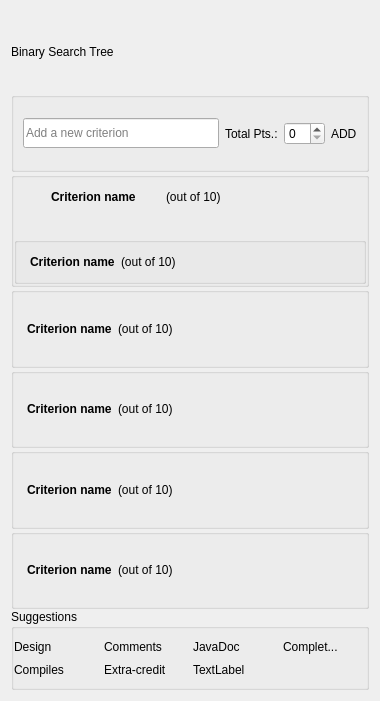
First picture: the form in TurboGrade/ui/rubricview.ui, repository wassgha/TurboGrade, before the edit.
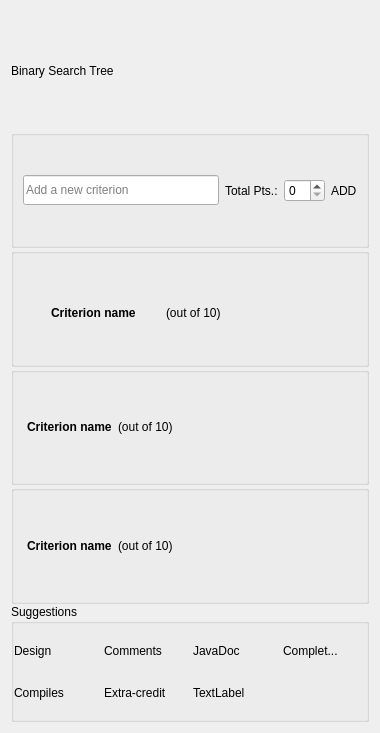
Second picture: the form after the edit. Icons and pictures are not drawn.

Commit message: Added form for general comments

Patch:
```diff
--- a/TurboGrade/ui/rubricview.ui
+++ b/TurboGrade/ui/rubricview.ui
@@ -7,11 +7,11 @@
     <x>0</x>
     <y>0</y>
     <width>380</width>
-    <height>701</height>
+    <height>733</height>
    </rect>
   </property>
   <property name="sizePolicy">
-   <sizepolicy hsizetype="Preferred" vsizetype="Preferred">
+   <sizepolicy hsizetype="Preferred" vsizetype="Fixed">
     <horstretch>0</horstretch>
     <verstretch>0</verstretch>
    </sizepolicy>
@@ -273,108 +273,6 @@
         </item>
        </layout>
       </item>
-      <item>
-       <widget class="QGroupBox" name="groupBox_3">
-        <property name="title">
-         <string/>
-        </property>
-        <property name="flat">
-         <bool>true</bool>
-        </property>
-        <layout class="QVBoxLayout" name="verticalLayout_2">
-         <property name="leftMargin">
-          <number>0</number>
-         </property>
-         <property name="rightMargin">
-          <number>0</number>
-         </property>
-         <item>
-          <layout class="QHBoxLayout" name="horizontalLayout_3">
-           <item>
-            <widget class="QLabel" name="label_7">
-             <property name="sizePolicy">
-              <sizepolicy hsizetype="Fixed" vsizetype="Fixed">
-               <horstretch>0</horstretch>
-               <verstretch>0</verstretch>
-              </sizepolicy>
-             </property>
-             <property name="maximumSize">
-              <size>
-               <width>16</width>
-               <height>16</height>
-              </size>
-             </property>
-             <property name="text">
-              <string/>
-             </property>
-             <property name="pixmap">
-              <pixmap resource="resources.qrc">:/misc/res/circle.png</pixmap>
-             </property>
-             <property name="scaledContents">
-              <bool>true</bool>
-             </property>
-            </widget>
-           </item>
-           <item>
-            <widget class="QLabel" name="label_2">
-             <property name="font">
-              <font>
-               <weight>75</weight>
-               <bold>true</bold>
-              </font>
-             </property>
-             <property name="text">
-              <string>Criterion name</string>
-             </property>
-            </widget>
-           </item>
-           <item>
-            <widget class="QLabel" name="label_8">
-             <property name="text">
-              <string>(out of 10)</string>
-             </property>
-            </widget>
-           </item>
-           <item>
-            <spacer name="horizontalSpacer_2">
-             <property name="orientation">
-              <enum>Qt::Horizontal</enum>
-             </property>
-             <property name="sizeHint" stdset="0">
-              <size>
-               <width>40</width>
-               <height>20</height>
-              </size>
-             </property>
-            </spacer>
-           </item>
-           <item>
-            <widget class="QLabel" name="label_9">
-             <property name="maximumSize">
-              <size>
-               <width>16</width>
-               <height>16</height>
-              </size>
-             </property>
-             <property name="cursor">
-              <cursorShape>PointingHandCursor</cursorShape>
-             </property>
-             <property name="text">
-              <string/>
-             </property>
-             <property name="pixmap">
-              <pixmap resource="resources.qrc">:/misc/res/delete.png</pixmap>
-             </property>
-             <property name="scaledContents">
-              <bool>true</bool>
-             </property>
-            </widget>
-           </item>
-          </layout>
-         </item>
-        </layout>
-       </widget>
-      </item>
      </layout>
     </widget>
    </item>
@@ -483,216 +381,6 @@
      </layout>
     </widget>
    </item>
-   <item>
-    <widget class="QGroupBox" name="groupBox_5">
-     <property name="title">
-      <string/>
-     </property>
-     <property name="flat">
-      <bool>true</bool>
-     </property>
-     <layout class="QVBoxLayout" name="verticalLayout_4">
-      <property name="leftMargin">
-       <number>0</number>
-      </property>
-      <property name="rightMargin">
-       <number>0</number>
-      </property>
-      <item>
-       <layout class="QHBoxLayout" name="horizontalLayout_5">
-        <item>
-         <widget class="QLabel" name="label_14">
-          <property name="sizePolicy">
-           <sizepolicy hsizetype="Fixed" vsizetype="Fixed">
-            <horstretch>0</horstretch>
-            <verstretch>0</verstretch>
-           </sizepolicy>
-          </property>
-          <property name="maximumSize">
-           <size>
-            <width>16</width>
-            <height>16</height>
-           </size>
-          </property>
-          <property name="cursor">
-           <cursorShape>PointingHandCursor</cursorShape>
-          </property>
-          <property name="text">
-           <string/>
-          </property>
-          <property name="pixmap">
-           <pixmap resource="resources.qrc">:/misc/res/add.png</pixmap>
-          </property>
-          <property name="scaledContents">
-           <bool>true</bool>
-          </property>
-         </widget>
-        </item>
-        <item>
-         <widget class="QLabel" name="label_15">
-          <property name="font">
-           <font>
-            <weight>75</weight>
-            <bold>true</bold>
-           </font>
-          </property>
-          <property name="text">
-           <string>Criterion name</string>
-          </property>
-         </widget>
-        </item>
-        <item>
-         <widget class="QLabel" name="label_16">
-          <property name="text">
-           <string>(out of 10)</string>
-          </property>
-         </widget>
-        </item>
-        <item>
-         <spacer name="horizontalSpacer_4">
-          <property name="orientation">
-           <enum>Qt::Horizontal</enum>
-          </property>
-          <property name="sizeHint" stdset="0">
-           <size>
-            <width>40</width>
-            <height>20</height>
-           </size>
-          </property>
-         </spacer>
-        </item>
-        <item>
-         <widget class="QLabel" name="label_17">
-          <property name="maximumSize">
-           <size>
-            <width>16</width>
-            <height>16</height>
-           </size>
-          </property>
-          <property name="cursor">
-           <cursorShape>PointingHandCursor</cursorShape>
-          </property>
-          <property name="text">
-           <string/>
-          </property>
-          <property name="pixmap">
-           <pixmap resource="resources.qrc">:/misc/res/delete.png</pixmap>
-          </property>
-          <property name="scaledContents">
-           <bool>true</bool>
-          </property>
-         </widget>
-        </item>
-       </layout>
-      </item>
-     </layout>
-    </widget>
-   </item>
-   <item>
-    <widget class="QGroupBox" name="groupBox_6">
-     <property name="title">
-      <string/>
-     </property>
-     <property name="flat">
-      <bool>true</bool>
-     </property>
-     <layout class="QVBoxLayout" name="verticalLayout_5">
-      <property name="leftMargin">
-       <number>0</number>
-      </property>
-      <property name="rightMargin">
-       <number>0</number>
-      </property>
-      <item>
-       <layout class="QHBoxLayout" name="horizontalLayout_6">
-        <item>
-         <widget class="QLabel" name="label_18">
-          <property name="sizePolicy">
-           <sizepolicy hsizetype="Fixed" vsizetype="Fixed">
-            <horstretch>0</horstretch>
-            <verstretch>0</verstretch>
-           </sizepolicy>
-          </property>
-          <property name="maximumSize">
-           <size>
-            <width>16</width>
-            <height>16</height>
-           </size>
-          </property>
-          <property name="cursor">
-           <cursorShape>PointingHandCursor</cursorShape>
-          </property>
-          <property name="text">
-           <string/>
-          </property>
-          <property name="pixmap">
-           <pixmap resource="resources.qrc">:/misc/res/add.png</pixmap>
-          </property>
-          <property name="scaledContents">
-           <bool>true</bool>
-          </property>
-         </widget>
-        </item>
-        <item>
-         <widget class="QLabel" name="label_19">
-          <property name="font">
-           <font>
-            <weight>75</weight>
-            <bold>true</bold>
-           </font>
-          </property>
-          <property name="text">
-           <string>Criterion name</string>
-          </property>
-         </widget>
-        </item>
-        <item>
-         <widget class="QLabel" name="label_20">
-          <property name="text">
-           <string>(out of 10)</string>
-          </property>
-         </widget>
-        </item>
-        <item>
-         <spacer name="horizontalSpacer_5">
-          <property name="orientation">
-           <enum>Qt::Horizontal</enum>
-          </property>
-          <property name="sizeHint" stdset="0">
-           <size>
-            <width>40</width>
-            <height>20</height>
-           </size>
-          </property>
-         </spacer>
-        </item>
-        <item>
-         <widget class="QLabel" name="label_21">
-          <property name="maximumSize">
-           <size>
-            <width>16</width>
-            <height>16</height>
-           </size>
-          </property>
-          <property name="cursor">
-           <cursorShape>PointingHandCursor</cursorShape>
-          </property>
-          <property name="text">
-           <string/>
-          </property>
-          <property name="pixmap">
-           <pixmap resource="resources.qrc">:/misc/res/delete.png</pixmap>
-          </property>
-          <property name="scaledContents">
-           <bool>true</bool>
-          </property>
-         </widget>
-        </item>
-       </layout>
-      </item>
-     </layout>
-    </widget>
-   </item>
    <item>
     <widget class="QGroupBox" name="last">
      <property name="title">
```
The commit also changes 2 other files.
